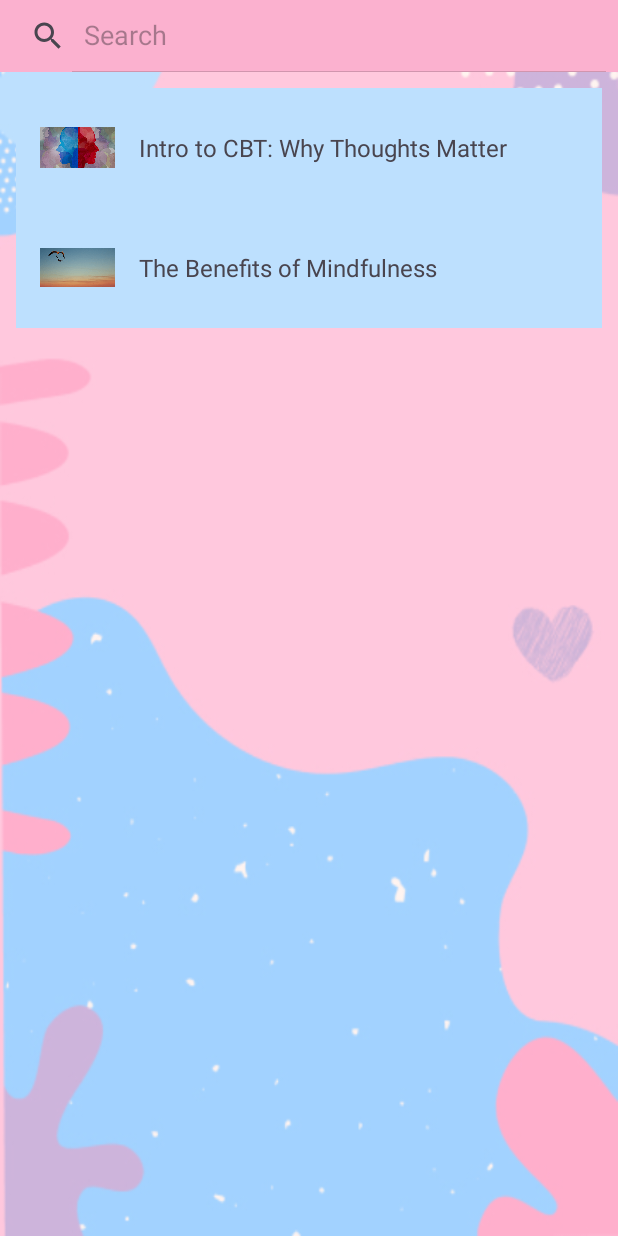
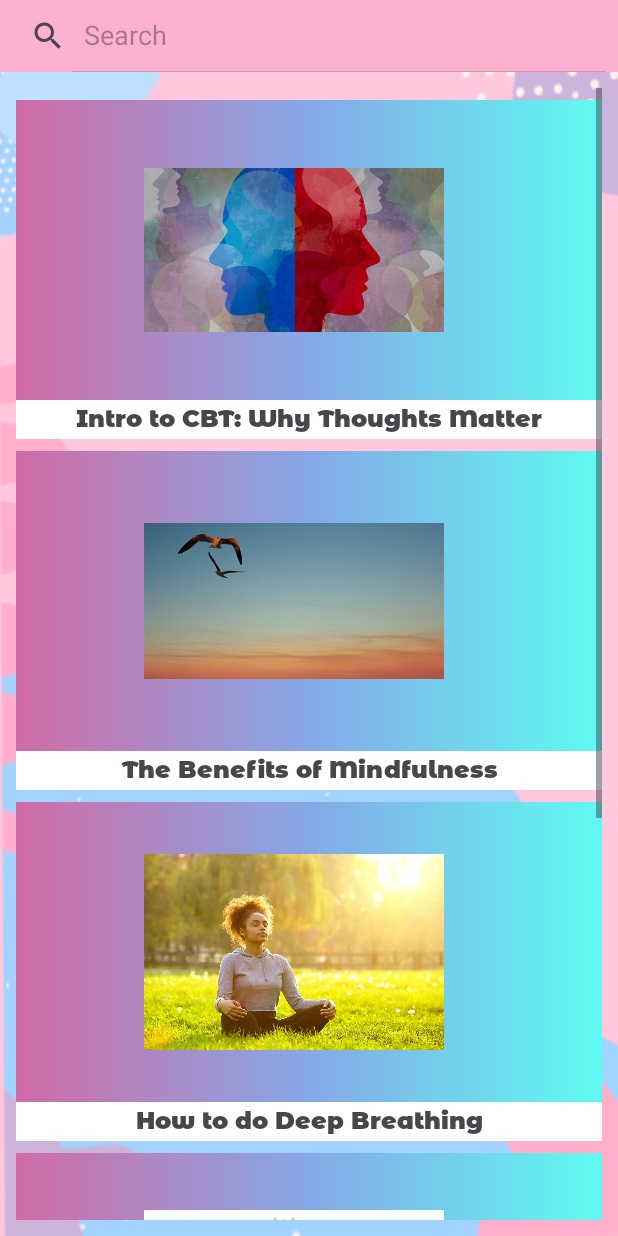
Before and after one commit to Ai-nihil/Mental-Hub, an Android app: the LessonActivity screen opened directly, with no data from a screen before it, on a phone screen of 412 x 824 dp. Run offline under Robolectric (Android 15) with nearby library versions, the phone set to English and light mode, and no system bars; our stand-ins replace Firebase (no records; nobody signed in at launch, a user with empty details on screens opened directly), RxJava.

Commit message:
QuizOrLesson added, additional lessons added

```diff
--- a/app/src/main/java/com/example/mentalhub/MainActivity.java
+++ b/app/src/main/java/com/example/mentalhub/MainActivity.java
@@ -9,7 +9,7 @@ import android.view.View;
 import android.widget.Button;
 import android.widget.TextView;
 
-import com.example.mentalhub.quiz.QuizDetailsActivity;
+import com.example.mentalhub.psychoeducation.LessonActivity;
 import com.google.android.gms.tasks.OnCompleteListener;
 import com.google.android.gms.tasks.Task;
 import com.google.firebase.auth.FirebaseAuth;
@@ -76,7 +76,7 @@ public class MainActivity extends AppCompatActivity {
 
             psychoeducationBtn.setOnClickListener((View v) -> {
                 {
-                    Intent intent = new Intent(getApplicationContext(), LessonActivity.class);
+                    Intent intent = new Intent(getApplicationContext(), QuizOrLesson.class);
                     startActivity(intent);
                 }
             });
--- a/app/src/main/java/com/example/mentalhub/LessonActivity.java
+++ b/app/src/main/java/com/example/mentalhub/psychoeducation/LessonActivity.java
@@ -1,21 +1,17 @@
-package com.example.mentalhub;
+package com.example.mentalhub.psychoeducation;
 
 import androidx.appcompat.app.AppCompatActivity;
 import androidx.recyclerview.widget.LinearLayoutManager;
 import androidx.recyclerview.widget.RecyclerView;
 
-import android.content.Intent;
 import android.os.Bundle;
-import android.view.Menu;
-import android.view.MenuInflater;
-import android.view.MenuItem;
 import android.widget.SearchView;
 import android.widget.Toast;
 
+import com.example.mentalhub.R;
 import com.google.firebase.auth.FirebaseAuth;
 import com.google.firebase.auth.FirebaseUser;
 
-import java.lang.reflect.Array;
 import java.util.ArrayList;
 import java.util.List;
 
@@ -52,14 +48,27 @@ public class LessonActivity extends AppCompatActivity {
                 }
             });
 
-
             recyclerView = findViewById(R.id.recyclerView);
             recyclerView.setHasFixedSize(true);
             recyclerView.setLayoutManager(new LinearLayoutManager(this));
+
+            // No need to store this into firebase
             myListDataArrayList = new ArrayList<>();
-
-            myListDataArrayList.add(new MyListData("Intro to CBT: Why Thoughts Matter", R.drawable.cbt, "https://www.therapistaid.com/therapy-article/cbt-why-thoughts-matter/cbt/adolescents"));
-            myListDataArrayList.add(new MyListData("The Benefits of Mindfulness", R.drawable.mindfullness, "https://www.therapistaid.com/therapy-article/benefits-of-mindfulness/dbt/adolescents"));
+            myListDataArrayList.add(new MyListData("Intro to CBT: Why Thoughts Matter",
+                    R.drawable.cbt,
+                    "https://www.therapistaid.com/therapy-article/cbt-why-thoughts-matter/cbt/adolescents"));
+            myListDataArrayList.add(new MyListData("The Benefits of Mindfulness",
+                    R.drawable.mindfullness,
+                    "https://www.therapistaid.com/therapy-article/benefits-of-mindfulness/dbt/adolescents"));
+            myListDataArrayList.add(new MyListData("How to do Deep Breathing",
+                    R.drawable.breathrelax,
+                    "https://www.therapistaid.com/therapy-video/deep-breathing-exercise/relaxation/none"));
+            myListDataArrayList.add(new MyListData("Positive Psychology Techniques",
+                    R.drawable.positivepsych,
+                    "https://www.therapistaid.com/therapy-guide/positive-psychology-techniques/self-esteem/none"));
+            myListDataArrayList.add(new MyListData("Relaxation Techniques",
+                    R.drawable.relaxation,
+                    "https://www.therapistaid.com/therapy-guide/relaxation-skills-guide/emotions/none#visualization"));
 
             myListAdapter = new MyListAdapter(myListDataArrayList);
             recyclerView.setAdapter(myListAdapter);
@@ -75,7 +84,7 @@ public class LessonActivity extends AppCompatActivity {
         }
 
         if (filteredList.isEmpty()) {
-            Toast.makeText(this, "No Data Found", Toast.LENGTH_SHORT).show();
+            Toast.makeText(this, "Not found", Toast.LENGTH_SHORT).show();
         } else {
             myListAdapter.setFilteredList(filteredList);
         }
--- a/app/src/main/java/com/example/mentalhub/MyListData.java
+++ b/app/src/main/java/com/example/mentalhub/psychoeducation/MyListData.java
@@ -1,4 +1,4 @@
-package com.example.mentalhub;
+package com.example.mentalhub.psychoeducation;
 
 public class MyListData{
 
--- /dev/null
+++ b/app/src/main/res/drawable/gradient_background.xml
@@ -0,0 +1,12 @@
+<?xml version="1.0" encoding="utf-8"?>
+<selector xmlns:android="http://schemas.android.com/apk/res/android">
+    <item>
+        <shape>
+            <gradient
+                android:startColor="#D16BA5"
+                android:centerColor="#86A8E7"
+                android:endColor="#5FFBF1"
+                android:type="linear" />
+        </shape>
+    </item>
+</selector>
--- a/app/src/main/res/layout/activity_lesson.xml
+++ b/app/src/main/res/layout/activity_lesson.xml
@@ -6,7 +6,7 @@
     android:layout_height="match_parent"
     android:background="@drawable/background"
     android:orientation="vertical"
-    tools:context=".LessonActivity">
+    tools:context=".psychoeducation.LessonActivity">
 
     <SearchView
         android:id="@+id/search_view"
--- a/app/src/main/res/layout/education_item.xml
+++ b/app/src/main/res/layout/education_item.xml
@@ -2,28 +2,32 @@
 <RelativeLayout xmlns:android="http://schemas.android.com/apk/res/android"
     android:id="@+id/relativeLayout"
     android:layout_width="match_parent"
-    android:layout_height="?android:attr/listPreferredItemHeightLarge"
-    android:background="@color/logo_color">
+    android:layout_height="wrap_content"
+    android:layout_marginTop="8dp"
+    android:background="@drawable/gradient_background">
 
     <ImageView
         android:id="@+id/imageView"
-        android:layout_width="50dp"
-        android:layout_height="50dp"
-        android:layout_centerVertical="true"
+        android:layout_width="200dp"
+        android:layout_height="200dp"
         android:layout_alignParentStart="true"
         android:layout_alignParentLeft="true"
         android:layout_centerHorizontal="true"
-        android:layout_marginStart="@dimen/activity_horizontal_margin"
-        android:layout_marginEnd="@dimen/activity_horizontal_margin"
+        android:layout_marginStart="85dp"
+        android:layout_marginLeft="85dp"
         android:contentDescription="Icon" />
 
     <TextView
         android:id="@+id/textView"
-        android:layout_width="wrap_content"
-        android:layout_height="match_parent"
-        android:layout_toRightOf="@id/imageView"
+        android:layout_width="match_parent"
+        android:layout_height="wrap_content"
+        android:layout_below="@id/imageView"
+        android:paddingBottom="3dp"
         android:gravity="center"
         android:hint="text here"
-        android:textSize="16sp"/>
+        android:textSize="16sp"
+        android:textStyle="bold"
+        android:fontFamily="@font/monsterratalternates_black"
+        android:background="@color/white"/>
 
 </RelativeLayout>
```
Also changed, not shown: app/src/main/AndroidManifest.xml (+9 -2 lines), app/src/main/java/com/example/mentalhub/QuizOrLesson.java (added, +38 -0 lines), app/src/main/java/com/example/mentalhub/psychoeducation/MyListAdapter.java (renamed from app/src/main/java/com/example/mentalhub/MyListAdapter.java, +3 -5 lines), app/src/main/res/layout/activity_quiz_or_lesson.xml (added, +35 -0 lines), app/src/main/res/drawable/breathrelax.webp (added), app/src/main/res/drawable/positivepsych.png (added), 3 other files.
